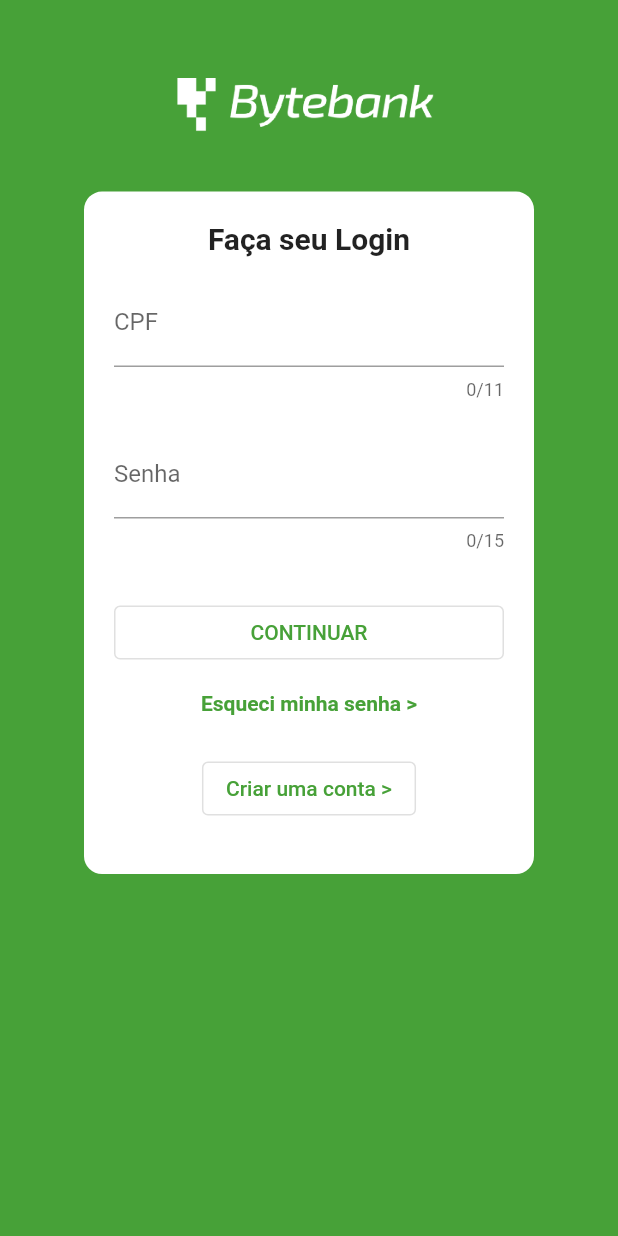
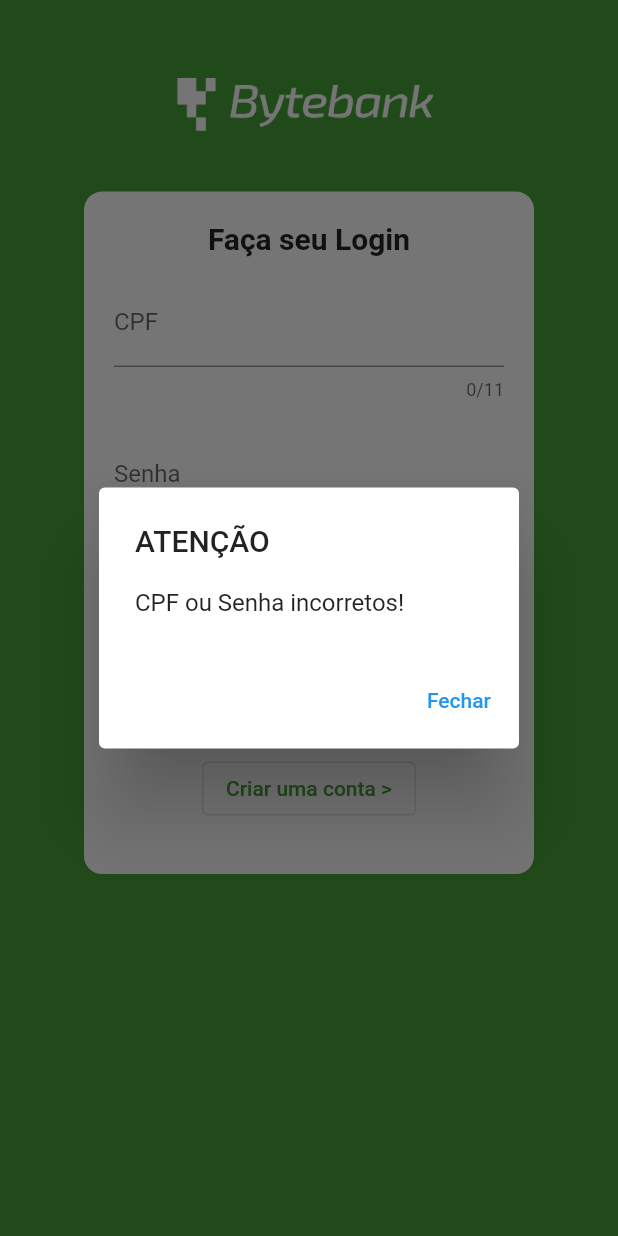
Before and after one commit to habyb/flutter-forms, a Flutter app: the screen it shows after launch, after a tap on "CONTINUAR", on a phone screen of 412 x 824 dp. Run offline on Flutter 3.47's test engine with Material 2 defaults, Android fonts, the phone set to English and light mode, and no system bars.

Commit message:
error message

```diff
--- a/lib/screens/autenticacao/login.dart
+++ b/lib/screens/autenticacao/login.dart
@@ -76,6 +76,23 @@ class Login extends StatelessWidget {
                                       builder: (context) => Dashboard(),
                                     ),
                                     (route) => false);
+                              } else {
+                                showDialog(
+                                  context: context,
+                                  builder: (BuildContext context) {
+                                    return AlertDialog(
+                                      title: Text('ATENÇÃO'),
+                                      content: Text('CPF ou Senha incorretos!'),
+                                      actions: [
+                                        TextButton(
+                                            onPressed: () {
+                                              Navigator.pop(context);
+                                            },
+                                            child: Text('Fechar'))
+                                      ],
+                                    );
+                                  },
+                                );
                               }
                             },
                           ),
```
